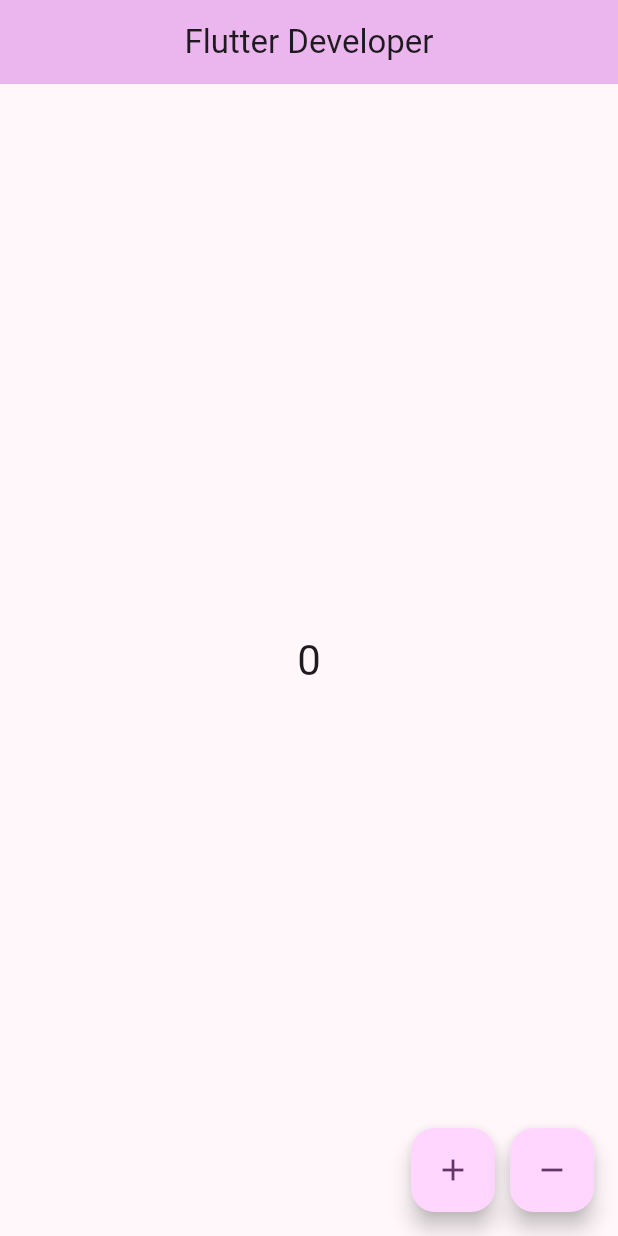
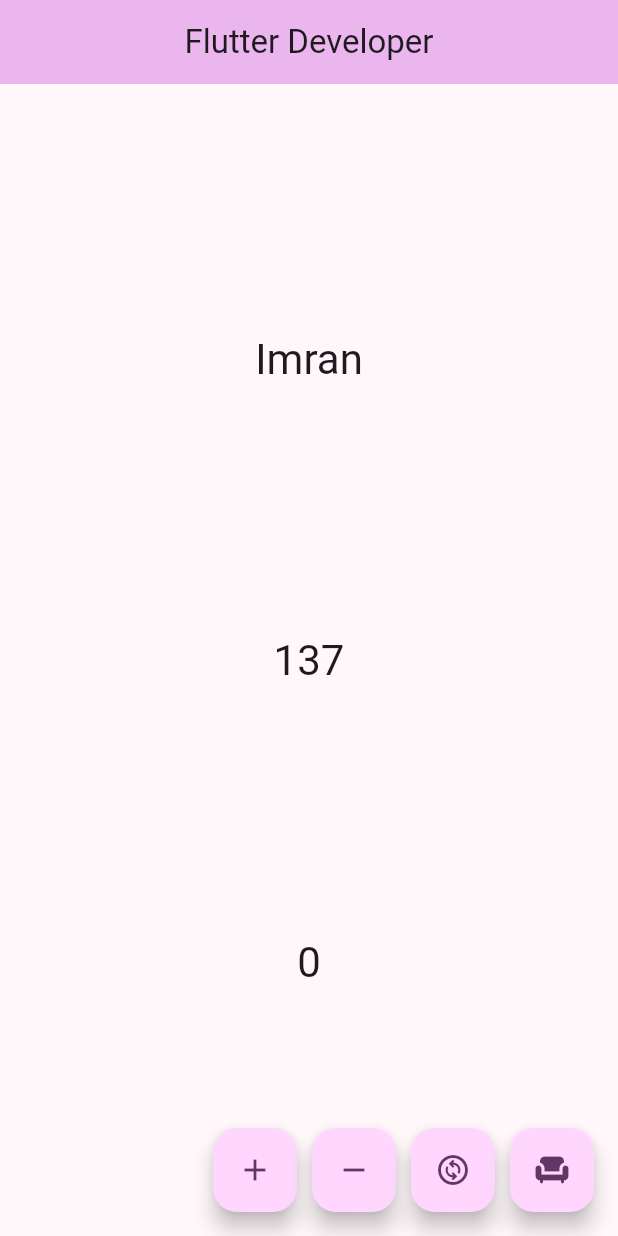
Before and after one commit to imrannaxir/simple_provider, a Flutter app: the screen it shows after launch, on a phone screen of 412 x 824 dp. Run offline on Flutter 3.47's test engine with Material 2 defaults, Android fonts, the phone set to English and light mode, and no system bars.

```diff
--- a/lib/counter.dart
+++ b/lib/counter.dart
@@ -2,6 +2,7 @@ import 'package:flutter/material.dart';
 
 class Counter with ChangeNotifier {
   int count = 0;
+
   void increment() {
     count++;
     notifyListeners();
--- a/lib/home_page.dart
+++ b/lib/home_page.dart
@@ -1,5 +1,6 @@
 import 'package:flutter/material.dart';
 import 'package:provider/provider.dart';
+import 'package:simple_provider/student.dart';
 import 'counter.dart';
 
 class MyHomePage extends StatefulWidget {
@@ -15,6 +16,9 @@ class _MyHomePageState extends State<MyHomePage> {
   @override
   Widget build(BuildContext context) {
     Counter counter = Provider.of<Counter>(context, listen: false);
+
+    Student student = context.read<Student>();
+
     return Scaffold(
       appBar: AppBar(
         title: Text(
@@ -24,14 +28,36 @@ class _MyHomePageState extends State<MyHomePage> {
         centerTitle: true,
       ),
       body: myHomePage(),
-        floatingActionButton: myFloatingActionButton(counter));
+      floatingActionButton: myFloatingActionButton(counter, student),
+    );
   }
 
   Widget myHomePage() {
     return Center(
       child: Column(
-        mainAxisAlignment: MainAxisAlignment.center,
+        mainAxisAlignment: MainAxisAlignment.spaceEvenly,
         children: <Widget>[
+          Selector<Student, String>(
+            selector: (context, student) => student.name,
+            builder: (context, value, child) => Text(
+              value,
+              style: Theme.of(context).textTheme.headlineMedium,
+            ),
+          ),
+          Selector<Student, int>(
+            selector: (context, student) => student.rollNo,
+            builder: (context, value, child) => Text(
+              value.toString(),
+              style: Theme.of(context).textTheme.headlineMedium,
+            ),
+          ),
+          // Selector<Counter, Counter>(
+          //   selector: (context, counter) => Counter(),
+          //   builder: (context, value, child) => Text(
+          //     '${value.count}',
+          //     style: Theme.of(context).textTheme.headlineMedium,
+          //   ),
+          // ),
           Consumer<Counter>(
             builder: (context, value, child) => Text(
               '${value.count}',
@@ -43,7 +69,7 @@ class _MyHomePageState extends State<MyHomePage> {
     );
   }
 
-  Widget myFloatingActionButton(counter) {
+  Widget myFloatingActionButton(counter, student) {
     return Row(
       mainAxisAlignment: MainAxisAlignment.end,
       children: [
@@ -54,7 +80,7 @@ class _MyHomePageState extends State<MyHomePage> {
           tooltip: 'Increment',
           child: const Icon(Icons.add),
         ),
-        SizedBox(width: 10),
+        const SizedBox(width: 10),
         FloatingActionButton(
           onPressed: () {
             counter.decrement();
@@ -64,6 +90,26 @@ class _MyHomePageState extends State<MyHomePage> {
             Icons.remove,
           ),
         ),
+        const SizedBox(width: 10),
+        FloatingActionButton(
+          onPressed: () {
+            student.name = 'Jagu';
+          },
+          tooltip: 'Change Name',
+          child: const Icon(
+            Icons.change_circle_outlined,
+          ),
+        ),
+        const SizedBox(width: 10),
+        FloatingActionButton(
+          onPressed: () {
+            student.rollNo = 111;
+          },
+          tooltip: 'Change RollNo',
+          child: const Icon(
+            Icons.chair,
+          ),
+        ),
       ],
     );
   }
--- a/lib/main.dart
+++ b/lib/main.dart
@@ -2,9 +2,12 @@ import 'package:flutter/material.dart';
 import 'package:provider/provider.dart';
 import 'counter.dart';
 import 'home_page.dart';
+import 'student.dart';
 
 void main() {
-  runApp(const MyApp());
+  runApp(
+    const MyApp(),
+  );
 }
 
 class MyApp extends StatelessWidget {
@@ -19,8 +22,18 @@ class MyApp extends StatelessWidget {
         colorScheme: ColorScheme.fromSeed(seedColor: Colors.purple),
         useMaterial3: true,
       ),
-      home: ChangeNotifierProvider<Counter>(
-        create: (context) => Counter(),
+      home: MultiProvider(
+        providers: [
+          ChangeNotifierProvider<Student>(
+            create: (context) => Student(
+              name: 'Imran',
+              rollNo: 137,
+            ),
+          ),
+          ChangeNotifierProvider<Counter>(
+            create: (context) => Counter(),
+          ),
+        ],
         child: const MyHomePage(title: 'Flutter Developer'),
       ),
     );
--- /dev/null
+++ b/lib/student.dart
@@ -0,0 +1,33 @@
+import 'package:flutter/material.dart';
+
+class Student with ChangeNotifier {
+  String _name;
+  int _rollNo;
+
+  Student({required String name, required int rollNo})
+      : _name = name,
+        _rollNo = rollNo;
+
+  int get rollNo => _rollNo;
+
+  set rollNo(int value) {
+    if (value > 0) {
+      _rollNo = value;
+      notifyListeners();
+    }
+  }
+
+  String get name => _name;
+
+  set name(String value) {
+    if (value.isNotEmpty) {
+      _name = value;
+      notifyListeners();
+    }
+  }
+
+  @override
+  String toString() {
+    return 'RollNo : $_rollNo , Name: $_name';
+  }
+}
```
Lines whose indentation alone changed are shown as unchanged.
